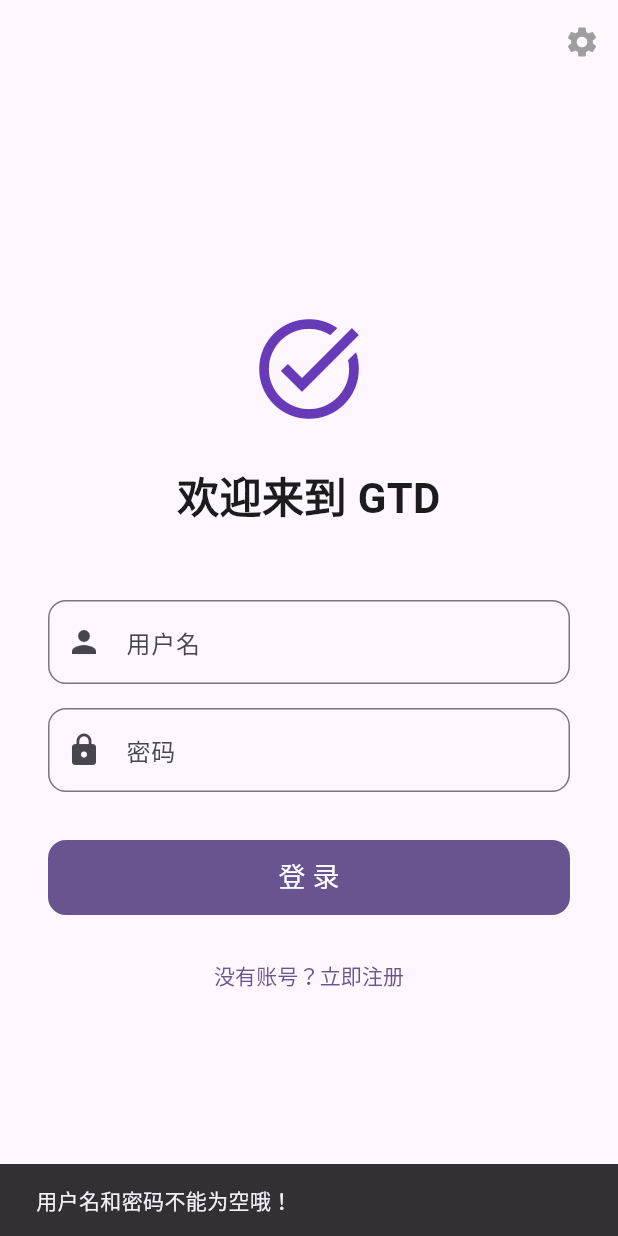
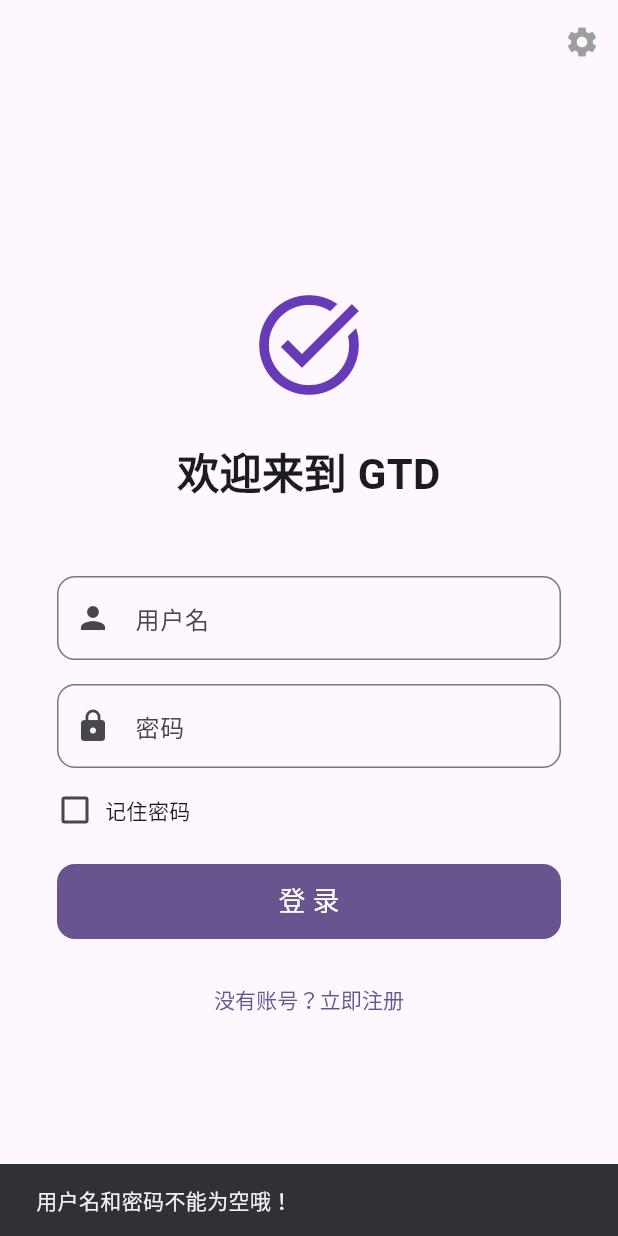
Before and after one commit to liuxingboy/todo-flutter-app, a Flutter app: the screen it shows after launch, after a tap on "登 录", on a phone screen of 412 x 824 dp. Run offline on Flutter 3.47's test engine with Material 3 defaults, Android fonts, the phone set to English and light mode, and no system bars; our stand-ins replace dio, file_picker, shared_preferences.

Commit message:
feat(auth): implement remember password functionality and optimize login UI
- Added "Remember Password" checkbox to the login page
- Implemented credentials persistence using SharedPreferences
- Added auto-loading of saved credentials on initialization
- Optimized login UI with ConstrainedBox for better responsiveness
- Minor formatting improvements to the codebase

Co-Authored-By: Claude Opus 4.6 <noreply@anthropic.com>

```diff
--- a/lib/pages/login_page.dart
+++ b/lib/pages/login_page.dart
@@ -15,6 +15,25 @@ class _LoginPageState extends State<LoginPage> {
   final TextEditingController _passwordController = TextEditingController();
 
   bool _isLoading = false;
+  bool _rememberPassword = false;
+
+  @override
+  void initState() {
+    super.initState();
+    _loadSavedCredentials();
+  }
+
+  // 加载保存的凭据
+  Future<void> _loadSavedCredentials() async {
+    final prefs = await SharedPreferences.getInstance();
+    setState(() {
+      _rememberPassword = prefs.getBool('remember_password') ?? false;
+      if (_rememberPassword) {
+        _usernameController.text = prefs.getString('saved_username') ?? '';
+        _passwordController.text = prefs.getString('saved_password') ?? '';
+      }
+    });
+  }
 
   // 核心登录逻辑
   Future<void> _login() async {
@@ -51,6 +70,17 @@ class _LoginPageState extends State<LoginPage> {
         await prefs.setString('access_token', data['access_token']);
         await prefs.setString('refresh_token', data['refresh_token']);
         await prefs.setString('username', username);
+
+        // 处理记住密码逻辑
+        if (_rememberPassword) {
+          await prefs.setBool('remember_password', true);
+          await prefs.setString('saved_username', username);
+          await prefs.setString('saved_password', password);
+        } else {
+          await prefs.setBool('remember_password', false);
+          await prefs.remove('saved_username');
+          await prefs.remove('saved_password');
+        }
 
         // 弹出成功提示！
         if (mounted) {
@@ -115,6 +145,8 @@ class _LoginPageState extends State<LoginPage> {
         ],
       ),
       body: Center(
+        child: ConstrainedBox(
+          constraints: const BoxConstraints(maxWidth: 400),
           child: SingleChildScrollView(
             padding: const EdgeInsets.all(32.0),
             child: Column(
@@ -160,7 +192,27 @@ class _LoginPageState extends State<LoginPage> {
                     ),
                   ),
                 ),
-              const SizedBox(height: 32),
+                const SizedBox(height: 16),
+                // 记住密码选项
+                Row(
+                  children: [
+                    SizedBox(
+                      height: 24,
+                      width: 24,
+                      child: Checkbox(
+                        value: _rememberPassword,
+                        onChanged: (bool? value) {
+                          setState(() {
+                            _rememberPassword = value ?? false;
+                          });
+                        },
+                      ),
+                    ),
+                    const SizedBox(width: 8),
+                    const Text('记住密码'),
+                  ],
+                ),
+                const SizedBox(height: 24),
                 // 登录按钮
               SizedBox(
                 height: 50,
@@ -195,6 +247,7 @@ class _LoginPageState extends State<LoginPage> {
           ),
         ),
       ),
+    )
     );
   }
 }
```
Lines whose indentation alone changed are shown as unchanged.
